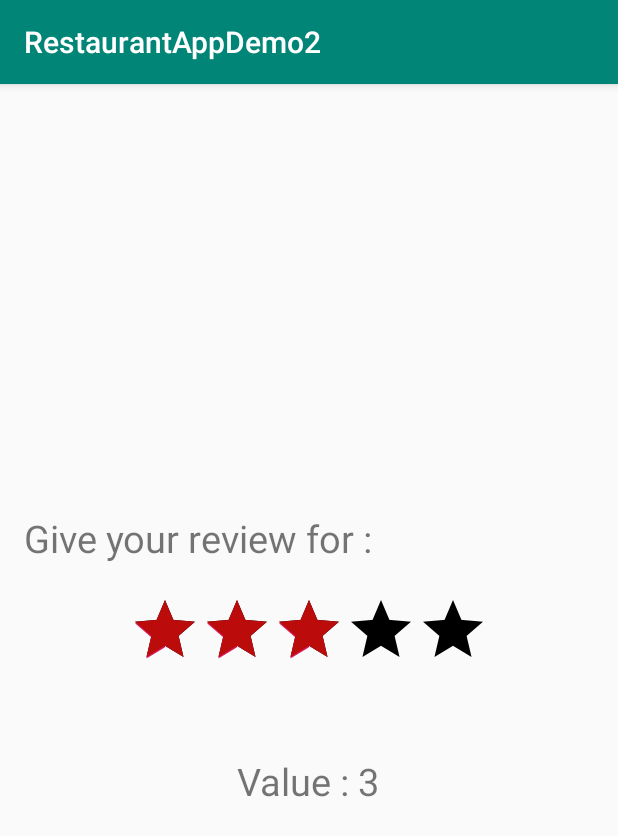
After one commit to masum43/RestaurantAppFinal2, an Android app: the SingleItemReviewActivity screen opened directly, with no data from a screen before it, on a phone screen of 412 x 824 dp. The commit adds this screen. Shown: the top 836 px of the screen. Run offline under Robolectric (Android 15) with nearby library versions, the phone set to English and light mode, and no system bars.

Commit message:
done with Item review and Edit Order

```diff
--- a/app/src/main/AndroidManifest.xml
+++ b/app/src/main/AndroidManifest.xml
@@ -9,7 +9,9 @@
         android:roundIcon="@mipmap/ic_launcher_round"
         android:supportsRtl="true"
         android:theme="@style/AppTheme">
-        <activity android:name=".EditOrderActivity"></activity>
+        <activity android:name=".Activity.SingleItemReviewActivity"></activity>
+        <activity android:name=".Activity.ItemReviewActivity" />
+        <activity android:name=".Activity.EditOrderActivity" />
         <activity android:name=".Activity.ServiceActivity" />
         <activity android:name=".Activity.SearchItemActivity" />
         <activity android:name=".Activity.AddItemActivity" />
--- /dev/null
+++ b/app/src/main/java/com/example/restaurantappdemo2/Activity/SingleItemReviewActivity.java
@@ -0,0 +1,61 @@
+package com.example.restaurantappdemo2.Activity;
+
+import android.content.Intent;
+import android.support.v7.app.AppCompatActivity;
+import android.os.Bundle;
+import android.widget.RatingBar;
+import android.widget.TextView;
+
+import com.example.restaurantappdemo2.Methods.MyDatabaseSource;
+import com.example.restaurantappdemo2.Model.ItemAndPriceModel;
+import com.example.restaurantappdemo2.R;
+
+public class SingleItemReviewActivity extends AppCompatActivity {
+
+    RatingBar ratingBar;
+    TextView textView,textView2;
+    String getItemName;
+
+    @Override
+    protected void onCreate(Bundle savedInstanceState) {
+        super.onCreate(savedInstanceState);
+        setContentView(R.layout.activity_single_item_review);
+
+        ratingBar = findViewById(R.id.ratingBarId);
+        textView = findViewById(R.id.ratingTvId);
+        textView2 = findViewById(R.id.getItemNameTvId);
+
+        getItemName = getIntent().getStringExtra("Item_Name");
+        textView2.setText(getItemName);
+
+        //textView.setText("Value : "+ratingBar.getProgress());
+        ratingBar.setRating(3);
+        textView.setText("Value : "+ratingBar.getProgress());
+
+        ratingBar.setOnRatingBarChangeListener(new RatingBar.OnRatingBarChangeListener() {
+            @Override
+            public void onRatingChanged(RatingBar ratingBar, float v, boolean b) {
+
+
+                String itemNameStr = getIntent().getStringExtra("Item_Name");
+
+                MyDatabaseSource myDatabaseSource = new MyDatabaseSource(getApplicationContext());
+                ItemAndPriceModel itemAndPriceModel = new ItemAndPriceModel();
+
+                int value = (int) v;
+                itemAndPriceModel.setRatings(value);
+
+                myDatabaseSource.updateTable1(itemAndPriceModel,itemNameStr);
+
+                textView.setText("Value : "+v);
+
+                Intent intent = new Intent(SingleItemReviewActivity.this,ItemReviewActivity.class);
+                startActivity(intent);
+                finish();
+
+
+            }
+        });
+
+    }
+}
--- a/app/src/main/res/layout/activity_edit_order.xml
+++ b/app/src/main/res/layout/activity_edit_order.xml
@@ -4,7 +4,7 @@
     xmlns:tools="http://schemas.android.com/tools"
     android:layout_width="match_parent"
     android:layout_height="match_parent"
-    tools:context=".EditOrderActivity"
+    tools:context=".Activity.EditOrderActivity"
     android:padding="16dp"
     >
 
--- /dev/null
+++ b/app/src/main/res/layout/activity_single_item_review.xml
@@ -0,0 +1,72 @@
+<?xml version="1.0" encoding="utf-8"?>
+<LinearLayout xmlns:android="http://schemas.android.com/apk/res/android"
+    xmlns:app="http://schemas.android.com/apk/res-auto"
+    xmlns:tools="http://schemas.android.com/tools"
+    android:layout_width="match_parent"
+    android:layout_height="match_parent"
+    tools:context=".Activity.SingleItemReviewActivity"
+    android:gravity="center"
+    android:padding="16dp"
+    android:orientation="vertical"
+    >
+
+
+    <LinearLayout
+        android:layout_width="match_parent"
+        android:layout_height="wrap_content"
+        android:orientation="horizontal"
+        android:layout_marginBottom="20dp"
+        android:weightSum="4"
+        >
+
+
+
+        <TextView
+            android:layout_width="match_parent"
+            android:layout_height="wrap_content"
+            android:text="Give your review for : "
+            android:textSize="25sp"
+            android:layout_weight="1"
+            />
+
+        <TextView
+            android:id="@+id/getItemNameTvId"
+            android:layout_width="match_parent"
+            android:layout_height="wrap_content"
+            android:text=""
+            android:textSize="25sp"
+            android:textColor="#192779"
+            android:textStyle="bold"
+            android:layout_weight="3"
+            />
+
+
+
+    </LinearLayout>
+
+
+
+    <RatingBar
+        android:id="@+id/ratingBarId"
+        android:layout_width="wrap_content"
+        android:layout_height="wrap_content"
+        android:rating="3"
+        android:numStars="5"
+        android:stepSize="1"
+        android:progressBackgroundTint="#000000"
+        android:progressTint="#BB0B0B"
+
+        />
+
+    <TextView
+        android:id="@+id/ratingTvId"
+        android:layout_width="wrap_content"
+        android:layout_height="wrap_content"
+        android:layout_marginTop="50dp"
+        android:textSize="25sp"
+
+        />
+
+
+
+</LinearLayout>
```
Also changed, not shown: app/src/main/java/com/example/restaurantappdemo2/Activity/EditOrderActivity.java (renamed from app/src/main/java/com/example/restaurantappdemo2/EditOrderActivity.java, +3 -6 lines), app/src/main/java/com/example/restaurantappdemo2/Activity/ItemReviewActivity.java (added, +76 -0 lines), app/src/main/java/com/example/restaurantappdemo2/Activity/MainActivity.java (+10 -2 lines), app/src/main/java/com/example/restaurantappdemo2/Activity/SearchItemActivity.java (+11 -123 lines), app/src/main/java/com/example/restaurantappdemo2/Activity/ServiceActivity.java (+1 -10 lines), app/src/main/java/com/example/restaurantappdemo2/Methods/MyDatabaseHelper.java (renamed from app/src/main/java/com/example/restaurantappdemo2/MyDatabaseHelper.java, +6 -16 lines), app/src/main/java/com/example/restaurantappdemo2/Methods/MyDatabaseSource.java (+26 -10 lines), app/src/main/java/com/example/restaurantappdemo2/Model/ItemAndPriceModel.java (+19 -0 lines), app/src/main/java/com/example/restaurantappdemo2/MyDatabaseHelperForOrderList.java (deleted, +0 -80 lines), app/src/main/res/layout/activity_item_review.xml (added, +17 -0 lines).
